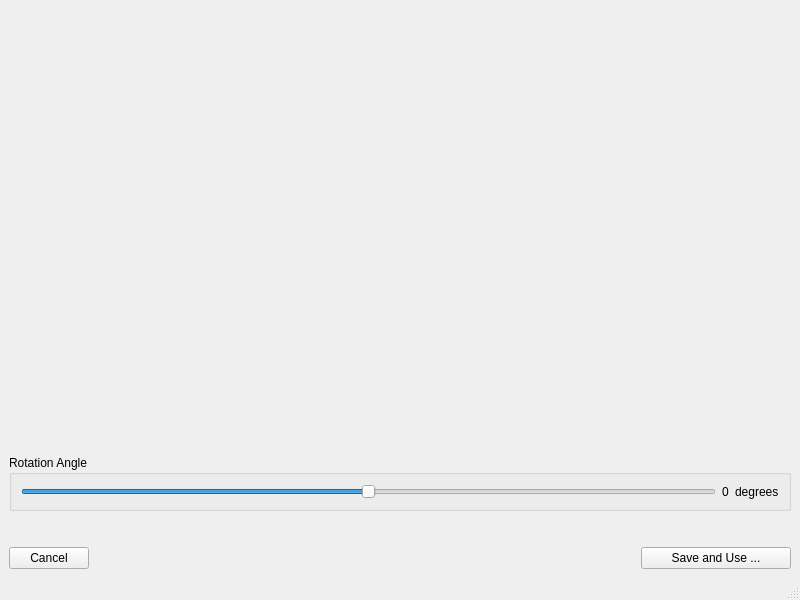
Above: ibeatles/ui/ui_rotateImages.ui from ornlneutronimaging/iBeatles before the change. Below: the same form after it.
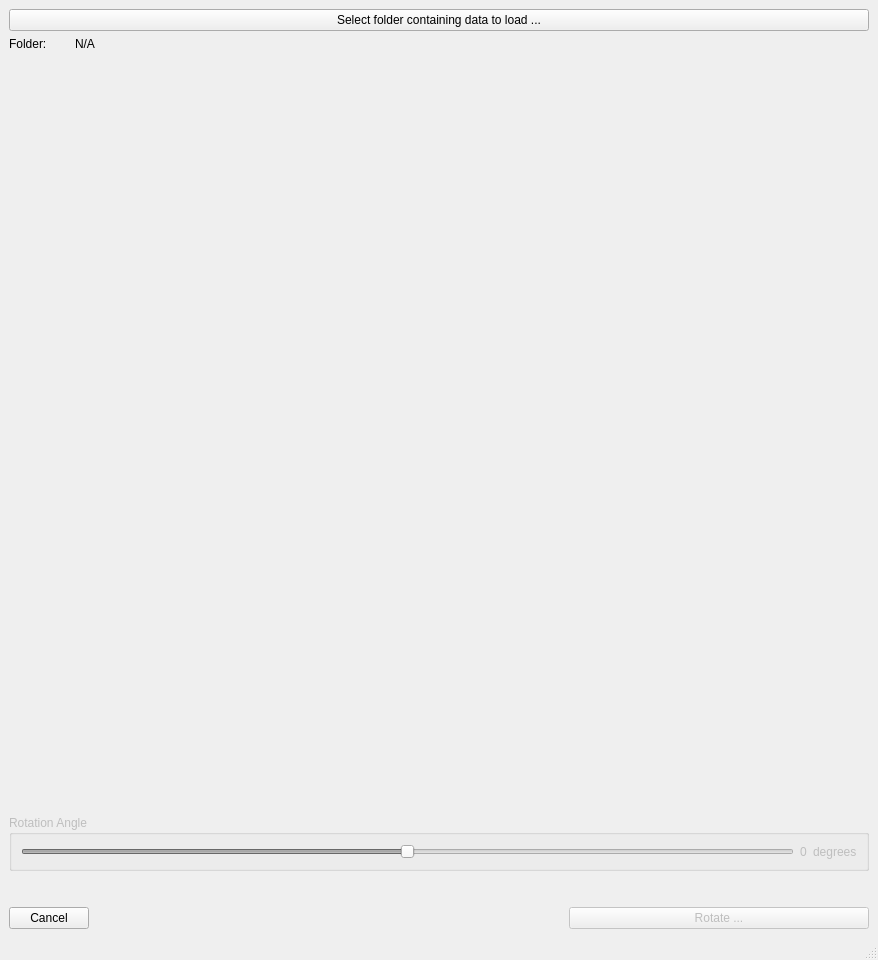
That is the form after the change.

Commit message: refactored combine_tof. Added buttons to load data. disabled widgets when not needed. this refs #220

What changed in the file:
```diff
--- a/ibeatles/ui/ui_rotateImages.ui
+++ b/ibeatles/ui/ui_rotateImages.ui
@@ -9,8 +9,8 @@
    <rect>
     <x>0</x>
     <y>0</y>
-    <width>800</width>
-    <height>600</height>
+    <width>878</width>
+    <height>960</height>
    </rect>
   </property>
   <property name="windowTitle">
@@ -18,6 +18,43 @@
   </property>
   <widget class="QWidget" name="centralwidget">
    <layout class="QVBoxLayout" name="verticalLayout">
+    <item>
+     <widget class="QPushButton" name="select_folder_pushButton">
+      <property name="text">
+       <string>Select folder containing data to load ...</string>
+      </property>
+     </widget>
+    </item>
+    <item>
+     <layout class="QHBoxLayout" name="horizontalLayout_2">
+      <item>
+       <widget class="QLabel" name="label">
+        <property name="minimumSize">
+         <size>
+          <width>60</width>
+          <height>0</height>
+         </size>
+        </property>
+        <property name="maximumSize">
+         <size>
+          <width>60</width>
+          <height>16777215</height>
+         </size>
+        </property>
+        <property name="text">
+         <string>Folder: </string>
+        </property>
+       </widget>
+      </item>
+      <item>
+       <widget class="QLabel" name="folder_selected_label">
+        <property name="text">
+         <string>N/A</string>
+        </property>
+       </widget>
+      </item>
+     </layout>
+    </item>
     <item>
      <widget class="QWidget" name="widget" native="true">
       <property name="sizePolicy">
@@ -29,7 +66,10 @@
      </widget>
     </item>
     <item>
-     <widget class="QGroupBox" name="groupBox">
+     <widget class="QGroupBox" name="rotation_angle_groupBox">
+      <property name="enabled">
+       <bool>false</bool>
+      </property>
       <property name="title">
        <string>Rotation Angle</string>
       </property>
@@ -104,14 +144,17 @@
       </item>
       <item>
        <widget class="QPushButton" name="save_and_use_button">
+        <property name="enabled">
+         <bool>false</bool>
+        </property>
         <property name="minimumSize">
          <size>
-          <width>150</width>
+          <width>300</width>
           <height>0</height>
          </size>
         </property>
         <property name="text">
-         <string>Save and Use ...</string>
+         <string>Rotate ...</string>
         </property>
        </widget>
       </item>
```
Left out of the diff: 31 changed lines with no effect on the pictures. The commit also changes 2 other files.
